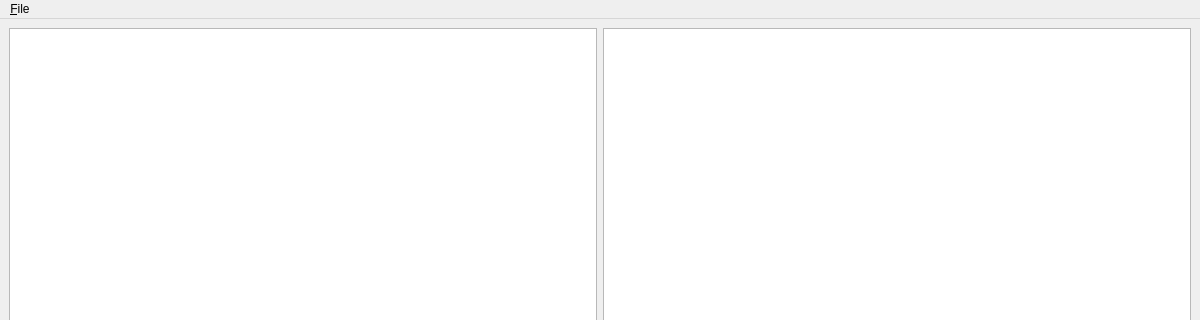
This is src/epcpm/__main__.ui in epcpower/pm as Qt 5 draws it before an edit; both pictures show x 0 to 1200 and y 0 to 320 of the 1200 by 900 pixel window. The edited form follows.
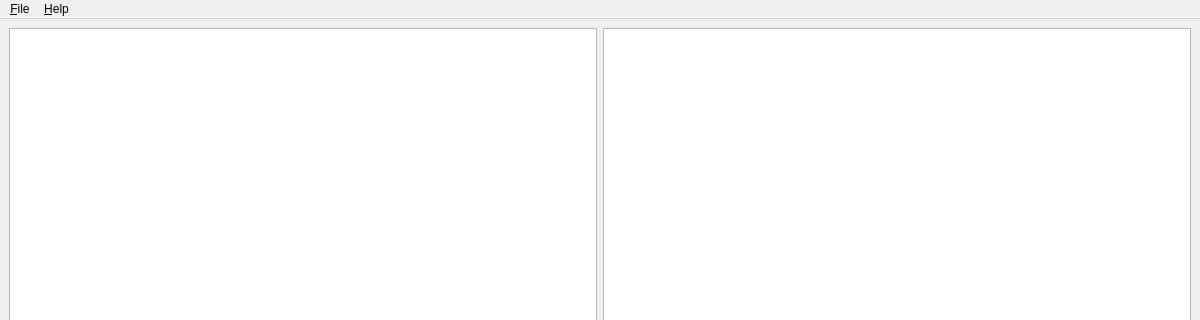
This is the edited form.

Commit message: Add about dialog

```diff
--- a/src/epcpm/__main__.ui
+++ b/src/epcpm/__main__.ui
@@ -33,7 +33,7 @@
      <x>0</x>
      <y>0</y>
      <width>1200</width>
-     <height>23</height>
+     <height>30</height>
     </rect>
    </property>
    <widget class="QMenu" name="menu_File">
@@ -45,7 +45,14 @@
     <addaction name="action_save"/>
     <addaction name="action_save_as"/>
    </widget>
+   <widget class="QMenu" name="menuHelp">
+    <property name="title">
+     <string>&amp;Help</string>
+    </property>
+    <addaction name="action_about"/>
+   </widget>
    <addaction name="menu_File"/>
+   <addaction name="menuHelp"/>
   </widget>
   <widget class="QStatusBar" name="statusbar"/>
   <action name="action_open">
```
Left out of the diff: 7 changed lines with no effect on the pictures. The commit also changes 1 other file.
